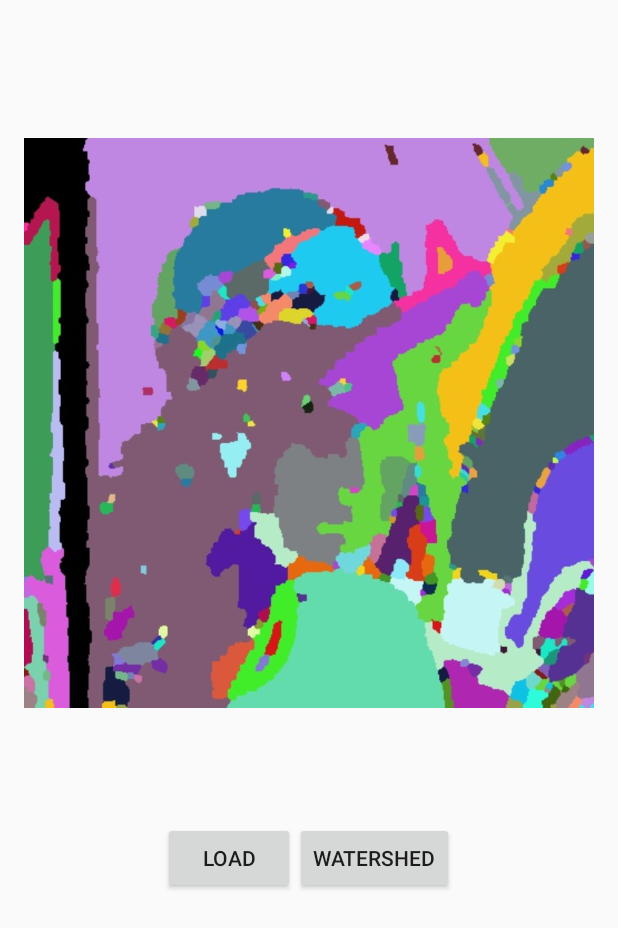
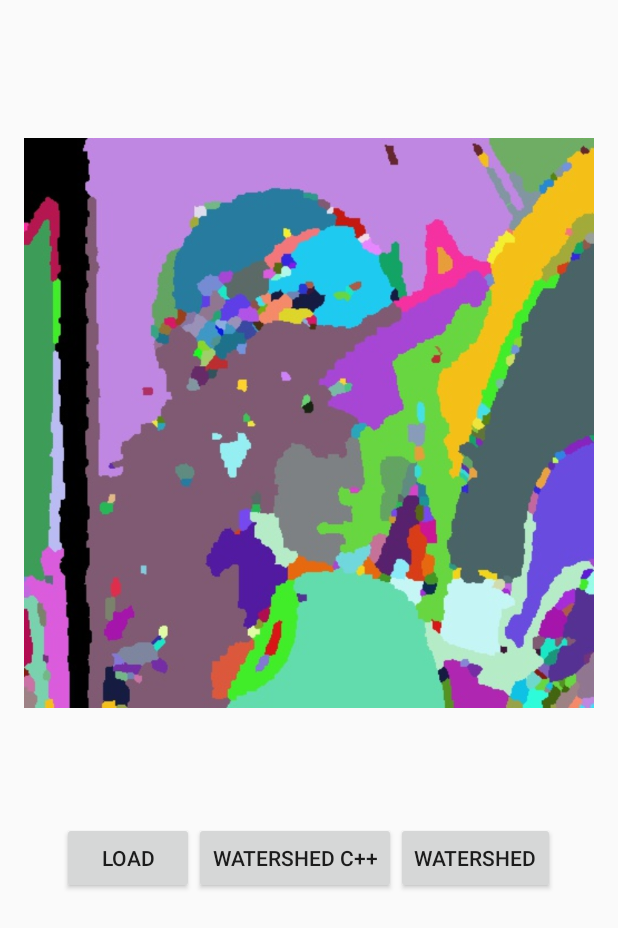
Before and after one commit to avelin0/SEG, an Android app: the GalleryActivity screen opened directly, with no data from a screen before it, on a phone screen of 412 x 824 dp. Shown: the top 928 px of the screen. Run offline under Robolectric (Android 15) with nearby library versions, the phone set to English and light mode, and no system bars; 2 statements that could not run were skipped.

Commit message:
Watershed Java added to gallery activity

```diff
--- a/app/src/main/res/layout-v21/activity_gallery.xml
+++ b/app/src/main/res/layout-v21/activity_gallery.xml
@@ -43,7 +43,17 @@
             android:layout_weight="1"
             android:nestedScrollingEnabled="true"
             android:onClick="ClickWatershed"
-            android:text="@string/watershed" />
+            android:text= "@string/watershed" />
+
+        <Button
+            android:id="@+id/btnWatershedOpenCvJava"
+            android:layout_width="wrap_content"
+            android:layout_height="wrap_content"
+            android:layout_weight="1"
+            android:nestedScrollingEnabled="true"
+            android:onClick="ClickWatershedJava"
+            android:text="@string/watershedjava" />
+
 
     </LinearLayout>
 
--- a/app/src/main/res/layout/activity_gallery.xml
+++ b/app/src/main/res/layout/activity_gallery.xml
@@ -45,6 +45,15 @@
             android:onClick="ClickWatershed"
             android:text="@string/watershed" />
 
+        <Button
+            android:id="@+id/btnWatershed"
+            android:layout_width="wrap_content"
+            android:layout_height="wrap_content"
+            android:layout_weight="1"
+            android:nestedScrollingEnabled="true"
+            android:onClick="ClickWatershedJava"
+            android:text="@string/watershedJava" />
+
     </LinearLayout>
 
 </LinearLayout>
--- a/app/src/main/res/values/strings.xml
+++ b/app/src/main/res/values/strings.xml
@@ -82,5 +82,7 @@
     <string name="lblTakeNewPhoto">Take New Photo</string>
     <string name="lblOpenExistingImage">Open Existing Photo</string>
     <string name="title_activity_color">ColorActivity</string>
-    <string name="watershed">Watershed</string>
+    <string name="watershed">Watershed C++</string>
+    <string name="watershedjava">Watershed</string>
+    <string name="watershedJava">Watershed</string>
 </resources>
```
Also changed, not shown: app/src/main/java/com/example/bruno/seg/GalleryActivity.java (+36 -5 lines).
